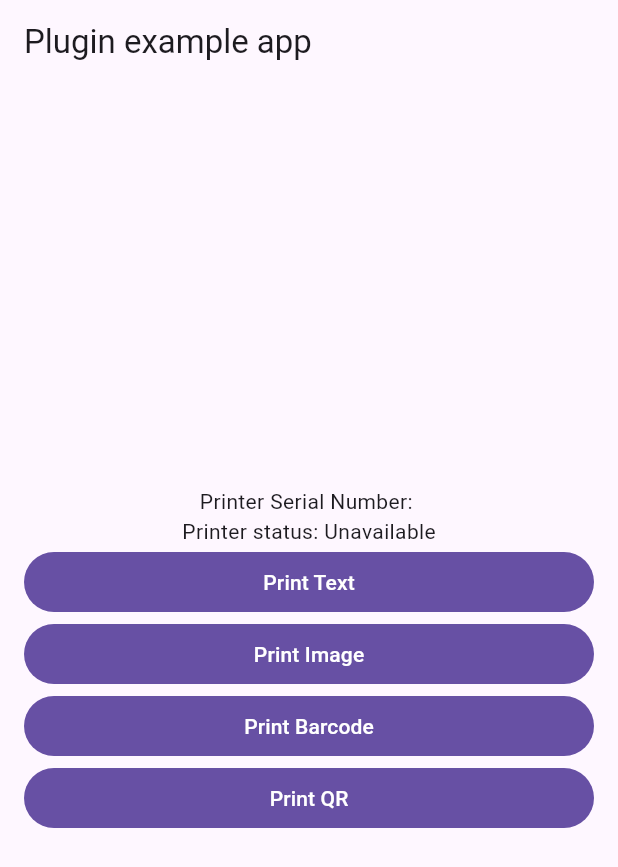
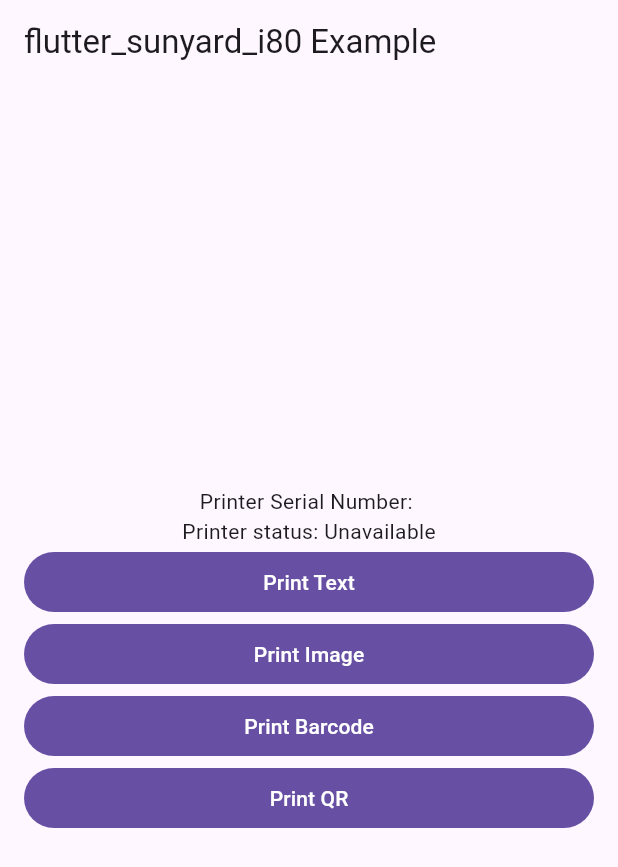
Before and after one commit to philaphonh/flutter_sunyard_i80, a Flutter app: the screen it shows after launch, on a phone screen of 412 x 824 dp. Shown: the top 867 px of the screen. Run offline on Flutter 3.47's test engine with Material 3 defaults, Android fonts, the phone set to English and light mode, and no system bars.

Commit message:
Modify title on UI

```diff
--- a/example/lib/main.dart
+++ b/example/lib/main.dart
@@ -40,7 +40,7 @@ class _MyAppState extends State<MyApp> {
     return MaterialApp(
       home: Scaffold(
         appBar: AppBar(
-          title: const Text('Plugin example app'),
+          title: const Text('flutter_sunyard_i80 Example'),
         ),
         body: Padding(
           padding: const EdgeInsets.symmetric(horizontal: 16.0),
```
